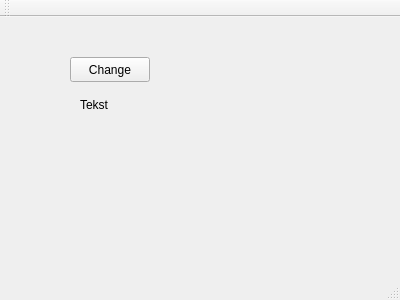
First picture: the form in GIT_TEST/mainwindow.ui, repository Minchoi21/MyTest, before the edit.
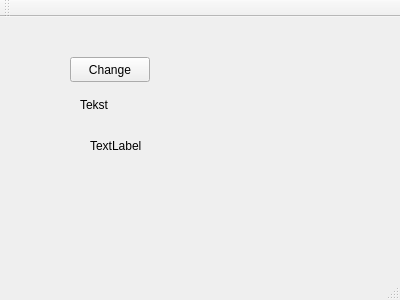
Second picture: the form after the edit.

```diff
--- a/GIT_TEST/mainwindow.ui
+++ b/GIT_TEST/mainwindow.ui
@@ -40,6 +40,19 @@
      <string>&lt;html&gt;&lt;head/&gt;&lt;body&gt;&lt;p&gt;Tekst&lt;/p&gt;&lt;/body&gt;&lt;/html&gt;</string>
     </property>
    </widget>
+   <widget class="QLabel" name="lblSecond">
+    <property name="geometry">
+     <rect>
+      <x>90</x>
+      <y>120</y>
+      <width>191</width>
+      <height>17</height>
+     </rect>
+    </property>
+    <property name="text">
+     <string>TextLabel</string>
+    </property>
+   </widget>
   </widget>
   <widget class="QMenuBar" name="menuBar">
    <property name="geometry">
```
